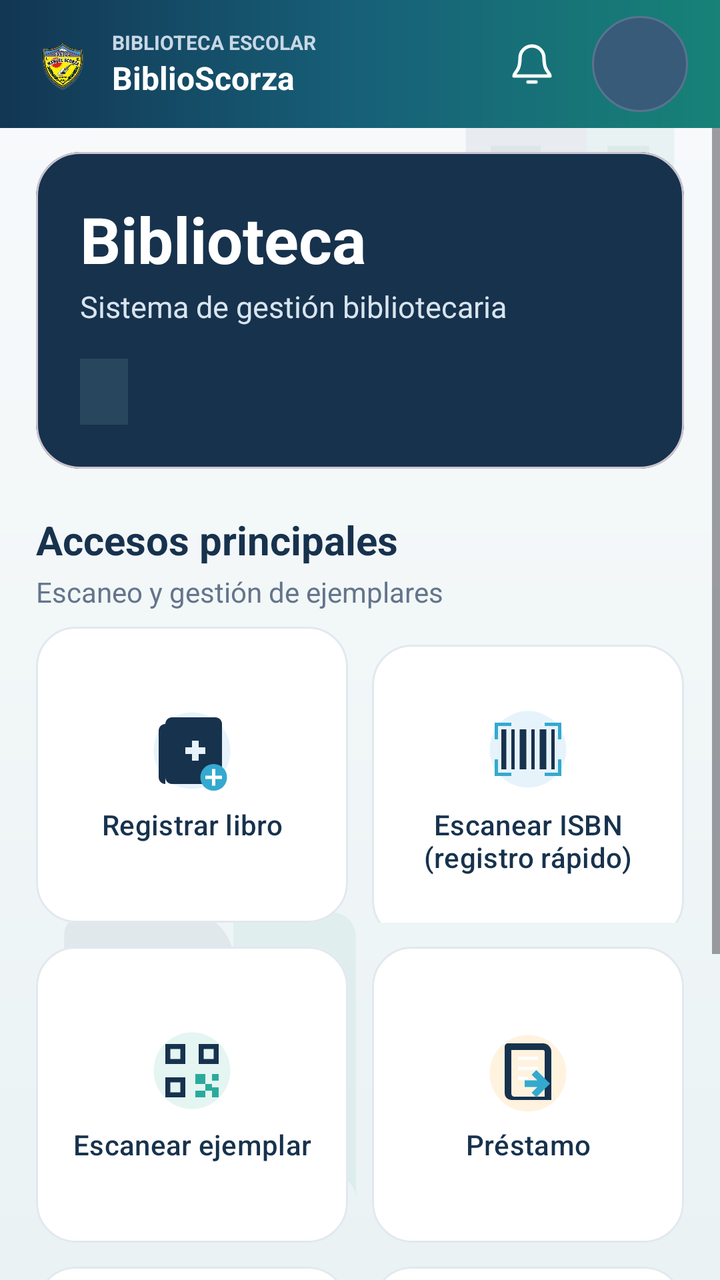
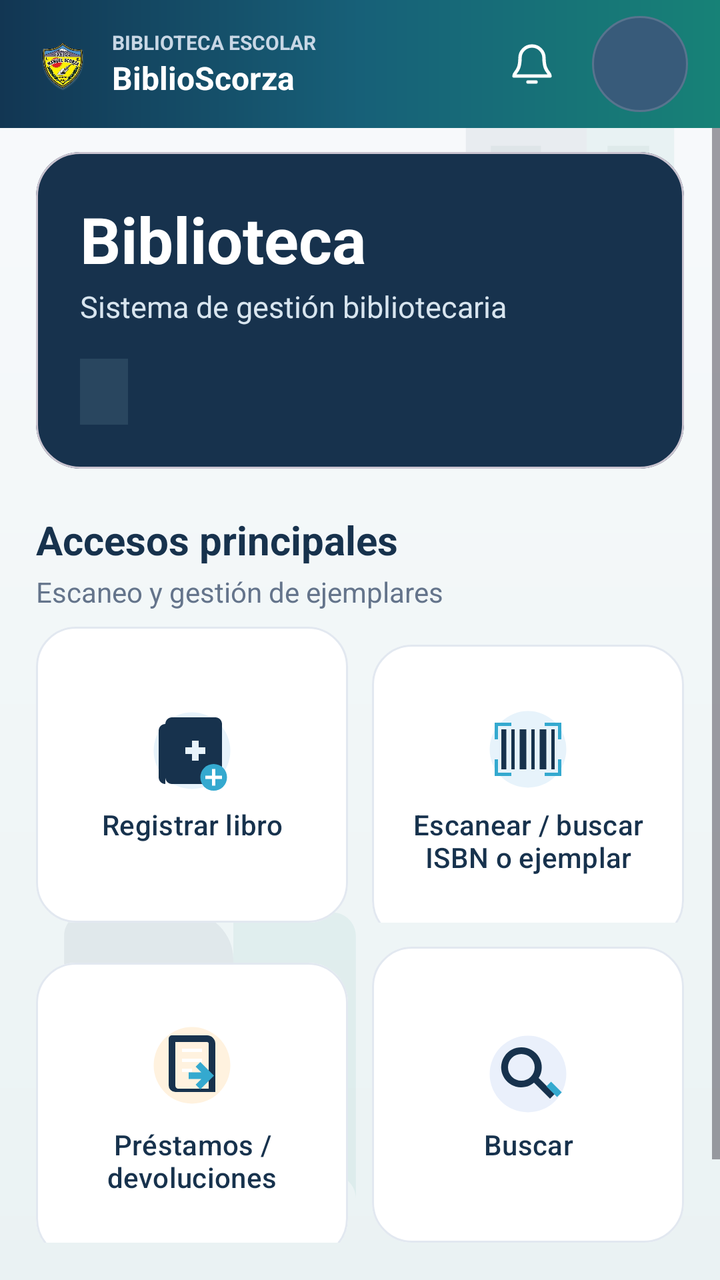

Before-and-after screenshots of an Android layout around one commit, followed by the original layout XML and the change that was made.
<!-- AndroidManifest.xml: application theme Theme.BiblioScorza -->
<!-- res/layout/activity_home.xml -->
<?xml version="1.0" encoding="utf-8"?>
<LinearLayout xmlns:android="http://schemas.android.com/apk/res/android"
    xmlns:app="http://schemas.android.com/apk/res-auto"
    android:layout_width="match_parent"
    android:layout_height="match_parent"
    android:background="@drawable/bg_library_canvas"
    android:orientation="vertical">

    <include layout="@layout/view_top_bar" />

    <ScrollView
        android:layout_width="match_parent"
        android:layout_height="0dp"
        android:layout_weight="1"
        android:clipToPadding="false"
        android:fillViewport="true">

    <LinearLayout
        android:layout_width="match_parent"
        android:layout_height="wrap_content"
        android:orientation="vertical"
        android:paddingStart="18dp"
        android:paddingTop="12dp"
        android:paddingEnd="18dp"
        android:paddingBottom="24dp">

        <com.google.android.material.card.MaterialCardView
            android:layout_width="match_parent"
            android:layout_height="wrap_content"
            app:cardBackgroundColor="#17324D"
            app:cardCornerRadius="22dp"
            app:cardElevation="0dp">

            <LinearLayout
                android:layout_width="match_parent"
                android:layout_height="wrap_content"
                android:orientation="vertical"
                android:padding="22dp">

                <TextView
                    android:layout_width="wrap_content"
                    android:layout_height="wrap_content"
                    android:text="Biblioteca"
                    android:textColor="#FFFFFF"
                    android:textSize="32sp"
                    android:textStyle="bold" />

                <TextView
                    android:layout_width="wrap_content"
                    android:layout_height="wrap_content"
                    android:layout_marginTop="2dp"
                    android:text="Sistema de gestión bibliotecaria"
                    android:textColor="#D8E5EF"
                    android:textSize="15sp" />

                <TextView
                    android:id="@+id/tvUsuario"
                    android:layout_width="wrap_content"
                    android:layout_height="wrap_content"
                    android:layout_marginTop="16dp"
                    android:background="#29465F"
                    android:paddingStart="12dp"
                    android:paddingTop="7dp"
                    android:paddingEnd="12dp"
                    android:paddingBottom="7dp"
                    android:textColor="#FFFFFF"
                    android:textSize="14sp" />
            </LinearLayout>
        </com.google.android.material.card.MaterialCardView>

        <TextView
            android:layout_width="match_parent"
            android:layout_height="wrap_content"
            android:layout_marginTop="22dp"
            android:text="Accesos principales"
            android:textColor="#17324D"
            android:textSize="20sp"
            android:textStyle="bold" />

        <TextView
            android:layout_width="match_parent"
            android:layout_height="wrap_content"
            android:layout_marginTop="3dp"
            android:text="Escaneo y gestión de ejemplares"
            android:textColor="#64748B"
            android:textSize="14sp" />

        <LinearLayout
            android:layout_width="match_parent"
            android:layout_height="wrap_content"
            android:layout_marginTop="8dp"
            android:orientation="horizontal">

            <com.google.android.material.button.MaterialButton
                android:id="@+id/btnRegistrar"
                style="@style/BsHomeTile"
                android:layout_width="0dp"
                android:layout_weight="1"
                android:layout_marginEnd="6dp"
                android:gravity="center"
                android:text="Registrar libro"
                android:textAlignment="center"
                android:maxLines="2"
                app:icon="@drawable/ic_home_book_add"
                app:iconGravity="textTop"
                app:iconPadding="10dp"
                app:iconSize="40dp" />

            <com.google.android.material.button.MaterialButton
                android:id="@+id/btnEscanearIsbn"
                style="@style/BsHomeTile"
                android:layout_width="0dp"
                android:layout_weight="1"
                android:layout_marginStart="6dp"
                android:gravity="center"
                android:text="Escanear ISBN&#10;(registro rápido)"
                android:textAlignment="center"
                android:maxLines="2"
                app:icon="@drawable/ic_home_isbn"
                app:iconGravity="textTop"
                app:iconPadding="8dp"
                app:iconSize="40dp" />
        </LinearLayout>

        <LinearLayout
            android:layout_width="match_parent"
            android:layout_height="wrap_content"
            android:layout_marginTop="12dp"
            android:orientation="horizontal">

            <com.google.android.material.button.MaterialButton
                android:id="@+id/btnEscanearEjemplar"
                style="@style/BsHomeTile"
                android:layout_width="0dp"
                android:layout_weight="1"
                android:layout_marginEnd="6dp"
                android:gravity="center"
                android:text="Escanear ejemplar"
                android:textAlignment="center"
                android:maxLines="2"
                app:icon="@drawable/ic_home_qr"
                app:iconGravity="textTop"
                app:iconPadding="10dp"
                app:iconSize="40dp" />

            <com.google.android.material.button.MaterialButton
                android:id="@+id/btnPrestamo"
                style="@style/BsHomeTile"
                android:layout_width="0dp"
                android:layout_weight="1"
                android:layout_marginStart="6dp"
                android:gravity="center"
                android:text="Préstamo"
                android:textAlignment="center"
                android:maxLines="2"
                app:icon="@drawable/ic_home_loan"
                app:iconGravity="textTop"
                app:iconPadding="10dp"
                app:iconSize="40dp" />
        </LinearLayout>

        <LinearLayout
            android:layout_width="match_parent"
            android:layout_height="wrap_content"
            android:layout_marginTop="12dp"
            android:orientation="horizontal">

            <com.google.android.material.button.MaterialButton
                android:id="@+id/btnDevolucion"
                style="@style/BsHomeTile"
                android:layout_width="0dp"
                android:layout_weight="1"
                android:layout_marginEnd="6dp"
                android:gravity="center"
                android:text="Devolución"
                android:textAlignment="center"
                android:maxLines="2"
                app:icon="@drawable/ic_home_return"
                app:iconGravity="textTop"
                app:iconPadding="10dp"
                app:iconSize="40dp" />

            <com.google.android.material.button.MaterialButton
                android:id="@+id/btnBuscar"
                style="@style/BsHomeTile"
                android:layout_width="0dp"
                android:layout_weight="1"
                android:layout_marginStart="6dp"
                android:gravity="center"
                android:text="Buscar"
                android:textAlignment="center"
                android:maxLines="2"
                app:icon="@drawable/ic_home_search"
                app:iconGravity="textTop"
                app:iconPadding="10dp"
                app:iconSize="40dp" />
        </LinearLayout>

        <com.google.android.material.button.MaterialButton
            android:id="@+id/btnSalir"
            style="@style/BsButtonQuiet"
            android:layout_marginTop="14dp"
            android:text="Cerrar sesión"
            app:icon="@drawable/ic_home_logout"
            app:iconGravity="textStart"
            app:iconPadding="8dp"
            app:iconSize="24dp" />
    </LinearLayout>
    </ScrollView>
</LinearLayout>
<!-- res/layout/view_top_bar.xml (included above) -->
<?xml version="1.0" encoding="utf-8"?>
<LinearLayout xmlns:android="http://schemas.android.com/apk/res/android"
    android:layout_width="match_parent"
    android:layout_height="64dp"
    android:background="@drawable/bg_top_bar"
    android:gravity="center_vertical"
    android:orientation="horizontal"
    android:paddingStart="16dp"
    android:paddingEnd="16dp">

    <ImageButton
        android:id="@+id/btnVolver"
        android:layout_width="44dp"
        android:layout_height="44dp"
        android:background="?attr/selectableItemBackgroundBorderless"
        android:contentDescription="Volver"
        android:padding="12dp"
        android:src="@drawable/ic_arrow_back"
        android:tint="#FFFFFF"
        android:visibility="gone" />

    <ImageView
        android:layout_width="30dp"
        android:layout_height="36dp"
        android:contentDescription="Escudo de Biblioteca-Scorza"
        android:scaleType="fitCenter"
        android:src="@drawable/escudo_colegio_transparente" />

    <LinearLayout
        android:layout_width="0dp"
        android:layout_height="wrap_content"
        android:layout_marginStart="10dp"
        android:layout_weight="1"
        android:orientation="vertical">

        <TextView
            android:layout_width="match_parent"
            android:layout_height="wrap_content"
            android:ellipsize="end"
            android:maxLines="1"
            android:text="BIBLIOTECA ESCOLAR"
            android:textColor="#C8D7E5"
            android:textSize="10sp"
            android:textStyle="bold" />

        <TextView
            android:layout_width="match_parent"
            android:layout_height="wrap_content"
            android:ellipsize="end"
            android:maxLines="1"
            android:text="BiblioScorza"
            android:textColor="#FFFFFF"
            android:textSize="16sp"
            android:textStyle="bold" />
    </LinearLayout>

    <FrameLayout
        android:id="@+id/btnNotificaciones"
        android:layout_width="48dp"
        android:layout_height="48dp"
        android:layout_marginStart="4dp"
        android:background="@drawable/bg_top_bar_action_ripple"
        android:clickable="true"
        android:contentDescription="Notificaciones"
        android:focusable="true">

        <ImageView
            android:layout_width="24dp"
            android:layout_height="24dp"
            android:layout_gravity="center"
            android:contentDescription="@null"
            android:src="@drawable/ic_notifications"
            android:tint="#FFFFFF" />

        <TextView
            android:id="@+id/tvNotificaciones"
            android:layout_width="18dp"
            android:layout_height="18dp"
            android:layout_gravity="top|end"
            android:background="@drawable/bg_top_bar_badge"
            android:gravity="center"
            android:textColor="#FFFFFF"
            android:textSize="10sp"
            android:textStyle="bold"
            android:visibility="gone" />
    </FrameLayout>

    <TextView
        android:id="@+id/btnPerfil"
        android:layout_width="48dp"
        android:layout_height="48dp"
        android:layout_marginStart="6dp"
        android:background="@drawable/bg_top_bar_avatar_ripple"
        android:clickable="true"
        android:contentDescription="Abrir perfil del usuario"
        android:focusable="true"
        android:gravity="center"
        android:minHeight="48dp"
        android:minWidth="48dp"
        android:textColor="#FFFFFF"
        android:textSize="14sp"
        android:textStyle="bold" />
</LinearLayout>
<!-- resources referenced by this layout -->
<resources>
  <!-- drawable bg_top_bar (drawable) -->
  <?xml version="1.0" encoding="utf-8"?>
  <shape xmlns:android="http://schemas.android.com/apk/res/android">
      <gradient
          android:angle="0"
          android:centerColor="#176078"
          android:endColor="#178277"
          android:startColor="#123653"
          android:type="linear" />
      <corners android:radius="0dp" />
  </shape>
  <!-- drawable bg_top_bar_action_ripple (drawable) -->
  <?xml version="1.0" encoding="utf-8"?>
  <ripple xmlns:android="http://schemas.android.com/apk/res/android"
      android:color="#55FFFFFF">
      <item android:id="@android:id/mask">
          <shape android:shape="oval">
              <solid android:color="#FFFFFFFF" />
          </shape>
      </item>
  </ripple>
  <!-- drawable bg_top_bar_avatar_ripple (drawable) -->
  <?xml version="1.0" encoding="utf-8"?>
  <ripple xmlns:android="http://schemas.android.com/apk/res/android"
      android:color="#66FFFFFF">
      <item android:drawable="@drawable/bg_top_bar_avatar" />
      <item android:id="@android:id/mask">
          <shape android:shape="oval">
              <solid android:color="#FFFFFFFF" />
          </shape>
      </item>
  </ripple>
  <!-- drawable bg_top_bar_badge (drawable) -->
  <?xml version="1.0" encoding="utf-8"?>
  <shape xmlns:android="http://schemas.android.com/apk/res/android">
      <solid android:color="#D93445" />
      <corners android:radius="50dp" />
  </shape>
  <!-- drawable ic_arrow_back (drawable) -->
  <vector xmlns:android="http://schemas.android.com/apk/res/android"
      android:width="24dp" android:height="24dp"
      android:viewportWidth="24" android:viewportHeight="24">
      <path android:fillColor="#FF000000"
          android:pathData="M20,12v-2H7.83l5.59,-5.59L12,3l-9,8 9,9 1.41,-1.41L7.83,12H20z" />
  </vector>
  <!-- drawable ic_home_qr (drawable) -->
  <vector xmlns:android="http://schemas.android.com/apk/res/android"
      android:width="24dp"
      android:height="24dp"
      android:viewportWidth="24"
      android:viewportHeight="24">
      <path
          android:fillColor="#E4F5F2"
          android:pathData="M12,0.5A11.5,11.5 0,1 0,12 23.5A11.5,11.5 0,1 0,12 0.5" />
      <path
          android:fillColor="#17324D"
          android:pathData="M4,4h6v6H4zM5.5,5.5v3h3v-3zM14,4h6v6h-6zM15.5,5.5v3h3v-3zM4,14h6v6H4zM5.5,15.5v3h3v-3z" />
      <path
          android:fillColor="#2BAA9B"
          android:pathData="M13,13h3v3h-3zM18,13h2v2h-2zM18,17h2v3h-2zM13,18h3v2h-3zM16,16h2v2h-2z" />
  </vector>
  <!-- drawable ic_home_return (drawable) -->
  <vector xmlns:android="http://schemas.android.com/apk/res/android"
      android:width="24dp"
      android:height="24dp"
      android:viewportWidth="24"
      android:viewportHeight="24">
      <path
          android:fillColor="#E4F5F2"
          android:pathData="M12,0.5A11.5,11.5 0,1 0,12 23.5A11.5,11.5 0,1 0,12 0.5" />
      <path
          android:fillColor="#17324D"
          android:pathData="M6,3h10.5A2.5,2.5 0,0 1,19 5.5V20H7a2,2 0,0 1,-2 -2V4a1,1 0,0 1,1 -1zM7,5v13c0,0.6 0.4,1 1,1h9V5.5c0,-0.3 -0.2,-0.5 -0.5,-0.5z" />
      <path
          android:fillColor="#FFFFFF"
          android:pathData="M9,7h6v1H9zM9,10h6v1H9zM9,13h3v1H9z" />
      <path
          android:fillColor="#2BAA9B"
          android:pathData="M13,16h4.8l-1.7,-1.7 1.4,-1.4 4.1,4.1 -4.1,4.1 -1.4,-1.4 1.7,-1.7H13z" />
  </vector>
  <style name="BsButtonQuiet" parent="Widget.Material3.Button.TextButton">
          <item name="android:layout_width">match_parent</item>
          <item name="android:layout_height">48dp</item>
          <item name="android:layout_marginTop">8dp</item>
          <item name="android:textSize">14sp</item>
          <item name="android:textColor">#64748B</item>
          <item name="cornerRadius">12dp</item>
      </style>
  <!-- drawable bg_top_bar_avatar (drawable) -->
  <?xml version="1.0" encoding="utf-8"?>
  <shape xmlns:android="http://schemas.android.com/apk/res/android" android:shape="oval">
      <solid android:color="#385B7A" />
      <stroke android:width="1dp" android:color="#58748E" />
  </shape>
  <!-- unchanged entries left out for length: 11 -->
</resources>

<!-- the commit's change to res/layout/activity_home.xml (unified diff, before → after) -->
@@ -107,13 +107,13 @@
                 app:iconSize="40dp" />
 
             <com.google.android.material.button.MaterialButton
-                android:id="@+id/btnEscanearIsbn"
+                android:id="@+id/btnEscaneoOpciones"
                 style="@style/BsHomeTile"
                 android:layout_width="0dp"
                 android:layout_weight="1"
                 android:layout_marginStart="6dp"
                 android:gravity="center"
-                android:text="Escanear ISBN&#10;(registro rápido)"
+                android:text="Escanear / buscar&#10;ISBN o ejemplar"
                 android:textAlignment="center"
                 android:maxLines="2"
                 app:icon="@drawable/ic_home_isbn"
@@ -129,57 +129,19 @@
             android:orientation="horizontal">
 
             <com.google.android.material.button.MaterialButton
-                android:id="@+id/btnEscanearEjemplar"
+                android:id="@+id/btnCirculacionOpciones"
                 style="@style/BsHomeTile"
                 android:layout_width="0dp"
                 android:layout_weight="1"
                 android:layout_marginEnd="6dp"
                 android:gravity="center"
-                android:text="Escanear ejemplar"
-                android:textAlignment="center"
-                android:maxLines="2"
-                app:icon="@drawable/ic_home_qr"
+                android:text="Préstamos /&#10;devoluciones"
+                android:textAlignment="center"
+                android:maxLines="2"
+                app:icon="@drawable/ic_home_loan"
                 app:iconGravity="textTop"
                 app:iconPadding="10dp"
                 app:iconSize="40dp" />
-
-            <com.google.android.material.button.MaterialButton
-                android:id="@+id/btnPrestamo"
-                style="@style/BsHomeTile"
-                android:layout_width="0dp"
-                android:layout_weight="1"
-                android:layout_marginStart="6dp"
-                android:gravity="center"
-                android:text="Préstamo"
-                android:textAlignment="center"
-                android:maxLines="2"
-                app:icon="@drawable/ic_home_loan"
-                app:iconGravity="textTop"
-                app:iconPadding="10dp"
-                app:iconSize="40dp" />
-        </LinearLayout>
-
-        <LinearLayout
-            android:layout_width="match_parent"
-            android:layout_height="wrap_content"
-            android:layout_marginTop="12dp"
-            android:orientation="horizontal">
-
-            <com.google.android.material.button.MaterialButton
-                android:id="@+id/btnDevolucion"
-                style="@style/BsHomeTile"
-                android:layout_width="0dp"
-                android:layout_weight="1"
-                android:layout_marginEnd="6dp"
-                android:gravity="center"
-                android:text="Devolución"
-                android:textAlignment="center"
-                android:maxLines="2"
-                app:icon="@drawable/ic_home_return"
-                app:iconGravity="textTop"
-                app:iconPadding="10dp"
-                app:iconSize="40dp" />
-
             <com.google.android.material.button.MaterialButton
                 android:id="@+id/btnBuscar"
                 style="@style/BsHomeTile"
<!-- resource entries referenced after the edit -->
@@ -45,41 +45,6 @@
       <path android:fillColor="#FF000000"
           android:pathData="M20,12v-2H7.83l5.59,-5.59L12,3l-9,8 9,9 1.41,-1.41L7.83,12H20z" />
   </vector>
-  <!-- drawable ic_home_qr (drawable) -->
-  <vector xmlns:android="http://schemas.android.com/apk/res/android"
-      android:width="24dp"
-      android:height="24dp"
-      android:viewportWidth="24"
-      android:viewportHeight="24">
-      <path
-          android:fillColor="#E4F5F2"
-          android:pathData="M12,0.5A11.5,11.5 0,1 0,12 23.5A11.5,11.5 0,1 0,12 0.5" />
-      <path
-          android:fillColor="#17324D"
-          android:pathData="M4,4h6v6H4zM5.5,5.5v3h3v-3zM14,4h6v6h-6zM15.5,5.5v3h3v-3zM4,14h6v6H4zM5.5,15.5v3h3v-3z" />
-      <path
-          android:fillColor="#2BAA9B"
-          android:pathData="M13,13h3v3h-3zM18,13h2v2h-2zM18,17h2v3h-2zM13,18h3v2h-3zM16,16h2v2h-2z" />
-  </vector>
-  <!-- drawable ic_home_return (drawable) -->
-  <vector xmlns:android="http://schemas.android.com/apk/res/android"
-      android:width="24dp"
-      android:height="24dp"
-      android:viewportWidth="24"
-      android:viewportHeight="24">
-      <path
-          android:fillColor="#E4F5F2"
-          android:pathData="M12,0.5A11.5,11.5 0,1 0,12 23.5A11.5,11.5 0,1 0,12 0.5" />
-      <path
-          android:fillColor="#17324D"
-          android:pathData="M6,3h10.5A2.5,2.5 0,0 1,19 5.5V20H7a2,2 0,0 1,-2 -2V4a1,1 0,0 1,1 -1zM7,5v13c0,0.6 0.4,1 1,1h9V5.5c0,-0.3 -0.2,-0.5 -0.5,-0.5z" />
-      <path
-          android:fillColor="#FFFFFF"
-          android:pathData="M9,7h6v1H9zM9,10h6v1H9zM9,13h3v1H9z" />
-      <path
-          android:fillColor="#2BAA9B"
-          android:pathData="M13,16h4.8l-1.7,-1.7 1.4,-1.4 4.1,4.1 -4.1,4.1 -1.4,-1.4 1.7,-1.7H13z" />
-  </vector>
   <style name="BsButtonQuiet" parent="Widget.Material3.Button.TextButton">
           <item name="android:layout_width">match_parent</item>
           <item name="android:layout_height">48dp</item>
